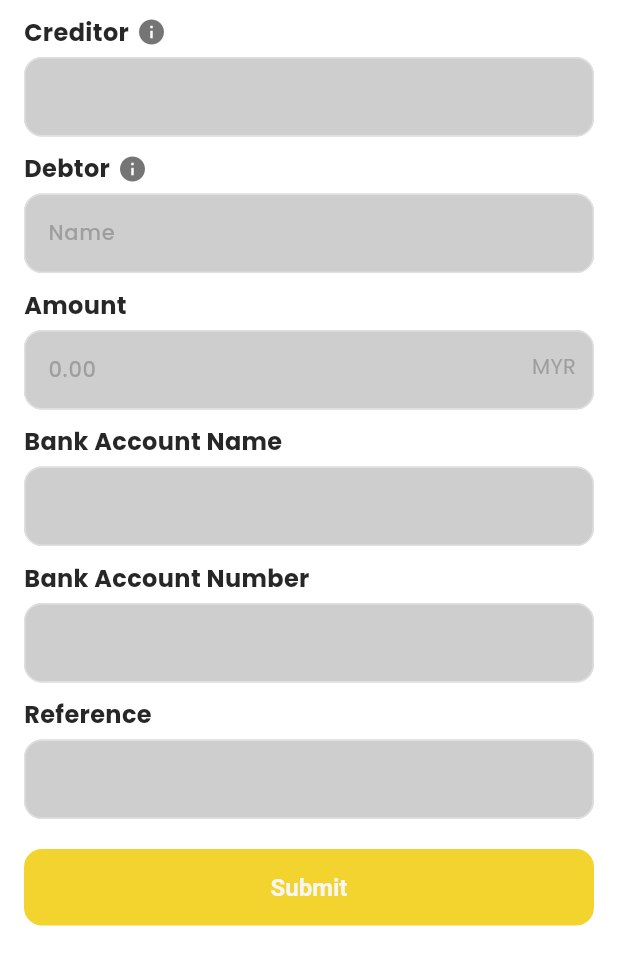
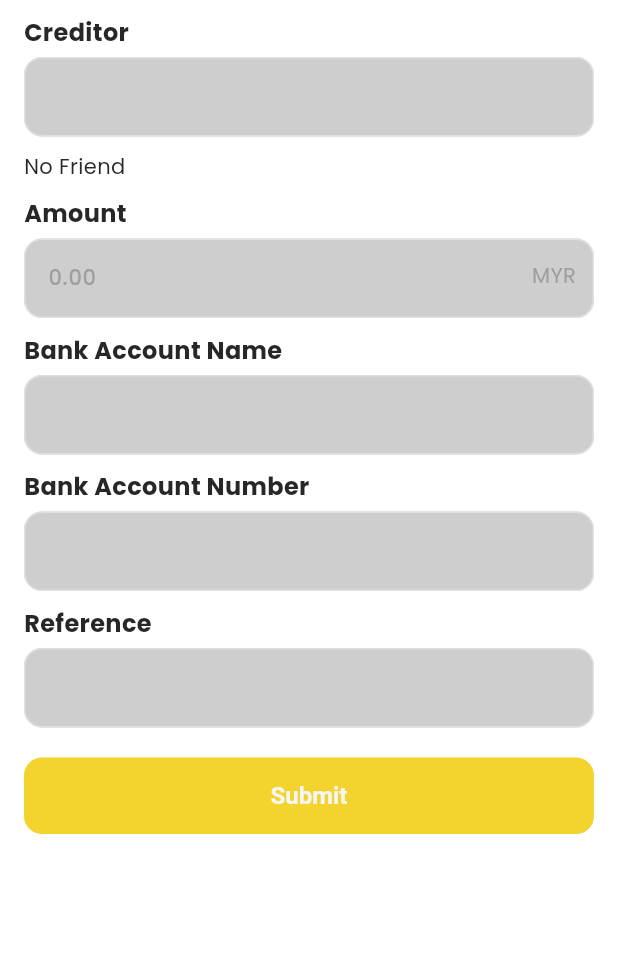
Before and after one commit to fikriupm/bucksbuddy, a Flutter app: the CreateDebtPage screen opened directly, after a tap on "Submit", on a phone screen of 412 x 824 dp, the part 258-1236 px from its top. Run offline on Flutter 3.47's test engine with Material 3 defaults, Android fonts, the phone set to English and light mode, and no system bars; our stand-ins replace cached_network_image, cloud_firestore, connectivity_plus, contacts_service, firebase_auth, firebase_core and 16 more; missing offline and left inert: capped_progress_indicator, dart:ffi; accounts and stored records are empty; project files that could hold a hidden picture were left out.

Commit message:
latest update by kimi

```diff
--- a/lib/features/home/CreateDebt/controller/debt_ticket_controller.dart
+++ b/lib/features/home/CreateDebt/controller/debt_ticket_controller.dart
@@ -15,6 +15,7 @@ class DebtTicketController extends GetxController {
   final BankAccountController bankAccountController =
       BankAccountController.instance;
   var isPaid = true.obs;
+  var friendNames = <String>[].obs;
 
   @override
   void initState() {
@@ -235,9 +236,7 @@ class DebtTicketController extends GetxController {
     return debtTickets;
   }
 
-    Future<List<DebtTicket>> viewDebtTicketUOwePaid(String debtorUsername) async {
-
-
+  Future<List<DebtTicket>> viewDebtTicketUOwePaid(String debtorUsername) async {
     List<DebtTicket> debtTickets = [];
 
     try {
@@ -285,7 +284,6 @@ class DebtTicketController extends GetxController {
       //     debtTickets.add(ticket);
       //   }
       // }
-
 
       // Sort debt tickets by dateTime
     } catch (e, stackTrace) {
@@ -397,4 +395,52 @@ class DebtTicketController extends GetxController {
       print('Error fetching all debt tickets: $e');
     }
   }
+
+  // debtor part
+  Future<void> fetchAllFriends() async {
+    try {
+      User? user = FirebaseAuth.instance.currentUser;
+      // Retrieve all user documents from the 'Users' collection
+      List<String> fetchedFriendNames = [];
+
+      if (user != null) {
+        var uid = user.uid;
+        // Query the 'Users' document for the current user
+        DocumentSnapshot<Map<String, dynamic>> friendsSnapshot =
+            await FirebaseFirestore.instance.collection('Users').doc(uid).get();
+
+        // Check if the document exists
+        if (friendsSnapshot.exists) {
+          var friendsData = friendsSnapshot.data();
+
+          // Check if the data is not null and contains the 'friends' key
+          if (friendsData != null && friendsData['friends'] != null) {
+            var friendsList = friendsData['friends'] as List;
+
+            // Iterate through each friend map
+            for (var friend in friendsList) {
+              if (friend is Map<String, dynamic>) {
+                // Extract and store the friend's username
+                if (friend['friendUsername'] != null) {
+                  fetchedFriendNames.add(friend['friendUsername'] as String);
+                } else {
+                  print(
+                      "The 'friendUsername' field is missing in friend object");
+                }
+              }
+            }
+          } else {
+            print("The 'friends' field is missing in document");
+          }
+        } else {
+          print("No document found for userId: $uid");
+        }
+
+        // Update the observable lists
+        friendNames.assignAll(fetchedFriendNames);
+      }
+    } catch (e) {
+      print('Error completing: $e');
+    }
+  }
 }
--- a/lib/features/home/CreateDebt/createDebt.dart
+++ b/lib/features/home/CreateDebt/createDebt.dart
@@ -1,4 +1,3 @@
-// create_debt_page.dart
 import 'package:bucks_buddy/features/home/CreateDebt/controller/debt_ticket_controller.dart';
 import 'package:bucks_buddy/features/home/CreateDebt/model/debt_ticket_model.dart';
 import 'package:bucks_buddy/features/home/CreateDebt/displayForm.dart';
@@ -7,7 +6,7 @@ import 'package:flutter/material.dart';
 import 'package:get/get.dart';
 
 class CreateDebtPage extends StatefulWidget {
-  const CreateDebtPage({super.key});
+  const CreateDebtPage({Key? key}) : super(key: key);
 
   @override
   State<CreateDebtPage> createState() => _CreateDebtPageState();
@@ -17,9 +16,9 @@ class _CreateDebtPageState extends State<CreateDebtPage> {
   final _formKey = GlobalKey<FormState>();
   final DebtTicketController debtTicketController =
       Get.put(DebtTicketController());
+
   // Form field controllers
   final TextEditingController _creditorController = TextEditingController();
-  final TextEditingController _debtorController = TextEditingController();
   final TextEditingController _amountController = TextEditingController();
   final TextEditingController _bankAccountController = TextEditingController();
   final TextEditingController _bankAccountNoController =
@@ -28,12 +27,13 @@ class _CreateDebtPageState extends State<CreateDebtPage> {
   final TextEditingController _creditorIDController = TextEditingController();
   final TextEditingController _phoneNumController = TextEditingController();
 
-  //
+  String? selectedDebtor;
 
   @override
   void initState() {
     super.initState();
     _fetchUserData(); // Fetch user data when the widget initializes
+    _fetchFriends(); // Fetch friends list when the widget initializes
   }
 
   // Method to fetch user data and auto-fill form fields
@@ -50,13 +50,24 @@ class _CreateDebtPageState extends State<CreateDebtPage> {
       });
     } catch (e) {
       // Handle error
+      print('Error fetching user data: $e');
+    }
+  }
+
+  // Method to fetch friends list
+  void _fetchFriends() async {
+    try {
+      await debtTicketController.fetchAllFriends();
+    } catch (e) {
+      // Handle error
+      print('Error fetching friends: $e');
     }
   }
 
   @override
   void dispose() {
+    // Dispose all text editing controllers
     _creditorController.dispose();
-    _debtorController.dispose();
     _amountController.dispose();
     _bankAccountController.dispose();
     _bankAccountNoController.dispose();
@@ -68,7 +79,7 @@ class _CreateDebtPageState extends State<CreateDebtPage> {
   void _submitForm() async {
     if (_formKey.currentState?.validate() ?? false) {
       final debtorExists =
-        await debtTicketController.doesDebtorExist(_debtorController.text);
+          await debtTicketController.doesDebtorExist(selectedDebtor!);
 
       if (!debtorExists) {
         _showErrorDialog('The debtor does not exist.');
@@ -77,7 +88,7 @@ class _CreateDebtPageState extends State<CreateDebtPage> {
 
       final ticketData = DebtTicket(
         creditor: _creditorController.text,
-      debtor: _debtorController.text,
+        debtor: selectedDebtor!,
         amount: _amountController.text,
         bankAccount: _bankAccountController.text,
         bankAccountNumber: _bankAccountNoController.text,
@@ -85,7 +96,7 @@ class _CreateDebtPageState extends State<CreateDebtPage> {
         phoneNumber: _phoneNumController.text,
         dateTime: DateTime.now().toString(),
         status: 'not_paid',
-      debtTicketId: debtTicketController.generateTicketId(), // Add this line
+        debtTicketId: debtTicketController.generateTicketId(),
       );
 
       Navigator.push(
@@ -120,58 +131,13 @@ class _CreateDebtPageState extends State<CreateDebtPage> {
     );
   }
 
-  void _showOverlay(BuildContext context, String message, GlobalKey key) {
-    final overlay = Overlay.of(context);
-    final renderBox = key.currentContext!.findRenderObject() as RenderBox;
-    final overlayRenderBox = overlay.context.findRenderObject() as RenderBox;
-    final position = renderBox.localToGlobal(
-      Offset(renderBox.size.width, 0.0),
-      ancestor: overlayRenderBox,
-    );
-
-    final entry = OverlayEntry(
-      builder: (context) => Positioned(
-        top: position.dy,
-        left: position.dx,
-        child: Material(
-          color: Colors.transparent,
-          child: Container(
-            padding: const EdgeInsets.symmetric(horizontal: 8, vertical: 4),
-            decoration: BoxDecoration(
-              color: Colors.white,
-              borderRadius: BorderRadius.circular(4),
-              boxShadow: [
-                BoxShadow(
-                  color: Colors.black.withOpacity(0.1),
-                  blurRadius: 4,
-                  offset: const Offset(2, 2),
-                ),
-              ],
-            ),
-            child: Text(
-              message,
-              style: const TextStyle(color: Colors.black),
-            ),
-          ),
-        ),
-      ),
-    );
-
-    overlay.insert(entry);
-    Future.delayed(const Duration(seconds: 2), () => entry.remove());
-  }
-
   Widget _buildLabeledTextField(String label, TextEditingController controller,
       {String hintText = '',
       String suffixText = '',
       TextInputType keyboardType = TextInputType.text,
-      bool isReadOnly = false,
-      Widget? suffixIcon,
-      GlobalKey? iconKey}) {
+      bool isReadOnly = false}) {
     return Column(
       crossAxisAlignment: CrossAxisAlignment.start,
-      children: [
-        Row(
       children: [
         Text(
           label,
@@ -179,21 +145,6 @@ class _CreateDebtPageState extends State<CreateDebtPage> {
             fontSize: 16,
             fontWeight: FontWeight.bold,
           ),
-            ),
-            const SizedBox(width: 5),
-            if (suffixIcon != null)
-              GestureDetector(
-                key: iconKey,
-                onTap: () => _showOverlay(
-                  context,
-                  label == 'Creditor'
-                      ? "Debt Receiver's username"
-                      : "Debt Payer/Issuer's username",
-                  iconKey!,
-                ),
-                child: suffixIcon,
-              ),
-          ],
         ),
         const SizedBox(height: 5),
         TextFormField(
@@ -228,11 +179,52 @@ class _CreateDebtPageState extends State<CreateDebtPage> {
     );
   }
 
+  Widget _buildLabeledDropdownField(String label, String? value,
+      {required List<String> items}) {
+    return Column(
+      crossAxisAlignment: CrossAxisAlignment.start,
+      children: [
+        Text(
+          label,
+          style: const TextStyle(
+            fontSize: 16,
+            fontWeight: FontWeight.bold,
+          ),
+        ),
+        const SizedBox(height: 5),
+        DropdownButtonFormField<String>(
+          value: value,
+          decoration: InputDecoration(
+            filled: true,
+            fillColor: Colors.grey.withOpacity(0.5),
+            border: OutlineInputBorder(
+              borderRadius: BorderRadius.circular(10.0),
+            ),
+          ),
+          items: items.map<DropdownMenuItem<String>>((String value) {
+            return DropdownMenuItem<String>(
+              value: value,
+              child: Text(value),
+            );
+          }).toList(),
+          onChanged: (String? newValue) {
+            setState(() {
+              selectedDebtor = newValue;
+            });
+          },
+          validator: (value) {
+            if (value == null || value.isEmpty) {
+              return 'Please select $label';
+            }
+            return null;
+          },
+        ),
+      ],
+    );
+  }
+
   @override
   Widget build(BuildContext context) {
-    final creditorIconKey = GlobalKey();
-    final debtorIconKey = GlobalKey();
-
     return Scaffold(
       appBar: AppBar(),
       body: Padding(
@@ -245,35 +237,28 @@ class _CreateDebtPageState extends State<CreateDebtPage> {
               children: <Widget>[
                 Center(
                   child: Image.asset(
-                    TImages
-                        .logoMain, // Ensure this path matches your asset structure
+                    TImages.logoMain,
                     height: 100,
                   ),
                 ),
-                const SizedBox(height: 10), // Reduced space
+                const SizedBox(height: 10),
                 _buildLabeledTextField(
                   'Creditor',
                   _creditorController,
                   isReadOnly: true,
-                  suffixIcon: Icon(
-                    Icons.info,
-                    size: 20,
-                    color: Colors.grey[600],
-                  ),
-                  iconKey: creditorIconKey,
                 ),
                 const SizedBox(height: 10),
-                _buildLabeledTextField(
+                Obx(() {
+                  var friendNames = debtTicketController.friendNames;
+                  if (friendNames.isEmpty) {
+                    return Text('No Friend');
+                  }
+                  return _buildLabeledDropdownField(
                     'Debtor',
-                  _debtorController,
-                  hintText: 'Name',
-                  suffixIcon: Icon(
-                    Icons.info,
-                    size: 20,
-                    color: Colors.grey[600],
-                  ),
-                  iconKey: debtorIconKey,
-                ),
+                    selectedDebtor,
+                    items: friendNames, // Use friendNames directly
+                  );
+                }),
                 const SizedBox(height: 10),
                 _buildLabeledTextField(
                   'Amount',
@@ -307,9 +292,7 @@ class _CreateDebtPageState extends State<CreateDebtPage> {
                       backgroundColor:
                           const Color(0xFFF0CA00).withOpacity(0.82),
                       padding: const EdgeInsets.symmetric(
-                          vertical: 16.0,
-                          horizontal: 20.0) // Adjust padding as needed
-                      ),
+                          vertical: 16.0, horizontal: 20.0)),
                   child: const Text('Submit'),
                 ),
               ],
--- a/lib/features/payment/screen/payment_amount_screen.dart
+++ b/lib/features/payment/screen/payment_amount_screen.dart
@@ -15,7 +15,7 @@ class PaymentAmountScreen extends StatefulWidget {
 }
 
 class _PaymentAmountScreenState extends State<PaymentAmountScreen> {
-  final PaymentController paymentController = Get.put(PaymentController());
+  final PaymentController paymentController = Get.find();
 
   @override
   void initState() {
--- a/lib/features/personalization/controllers/user_controller.dart
+++ b/lib/features/personalization/controllers/user_controller.dart
@@ -52,7 +52,7 @@ class UserController extends GetxController {
       profileLoading.value = true;
       final querySnapshot = await FirebaseFirestore.instance
           .collection('Users')
-          .where('Username', isEqualTo: debtorusername)
+          .where('Name', isEqualTo: debtorusername)
           .get();
 
       return querySnapshot.docs.isNotEmpty;
--- a/lib/features/view_debt_analysis/controller/expenses_controller.dart
+++ b/lib/features/view_debt_analysis/controller/expenses_controller.dart
@@ -1,5 +1,3 @@
-import 'dart:ffi';
-
 import 'package:bucks_buddy/features/view_debt_analysis/model/expenses_model.dart';
 import 'package:capped_progress_indicator/capped_progress_indicator.dart';
 import 'package:cloud_firestore/cloud_firestore.dart';
@@ -25,7 +23,7 @@ class ExpensesController extends GetxController {
   var totalAmountPeoplePaidPersonal = 0.0.obs;
   var totalAmountPeoplePaidOther = 0.0.obs;
 
-  RxBool amountPaid = true.obs;
+  RxBool amountPaid = false.obs;
 
   var uid = ''.obs;
   var totalFoodYouPaid = 0.0.obs;
```
Also changed, not shown: lib/features/payment/controllers/payment_controller.dart (+18 -2 lines), lib/features/payment/screen/debt_buddy_pay.dart (+29 -11 lines), lib/features/view_debt_analysis/screen/expenses/expenses.dart (+9 -7 lines), lib/utils/api_model/account_enquiry.dart (+85 -41 lines). Lines whose indentation alone changed are shown as unchanged.
